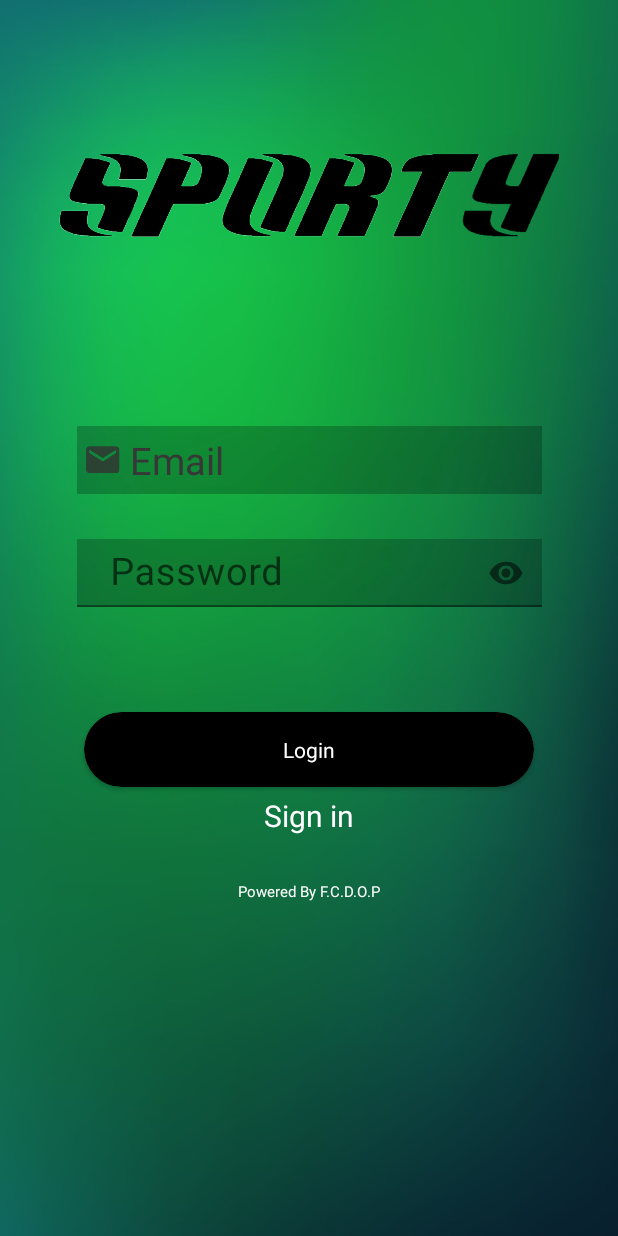
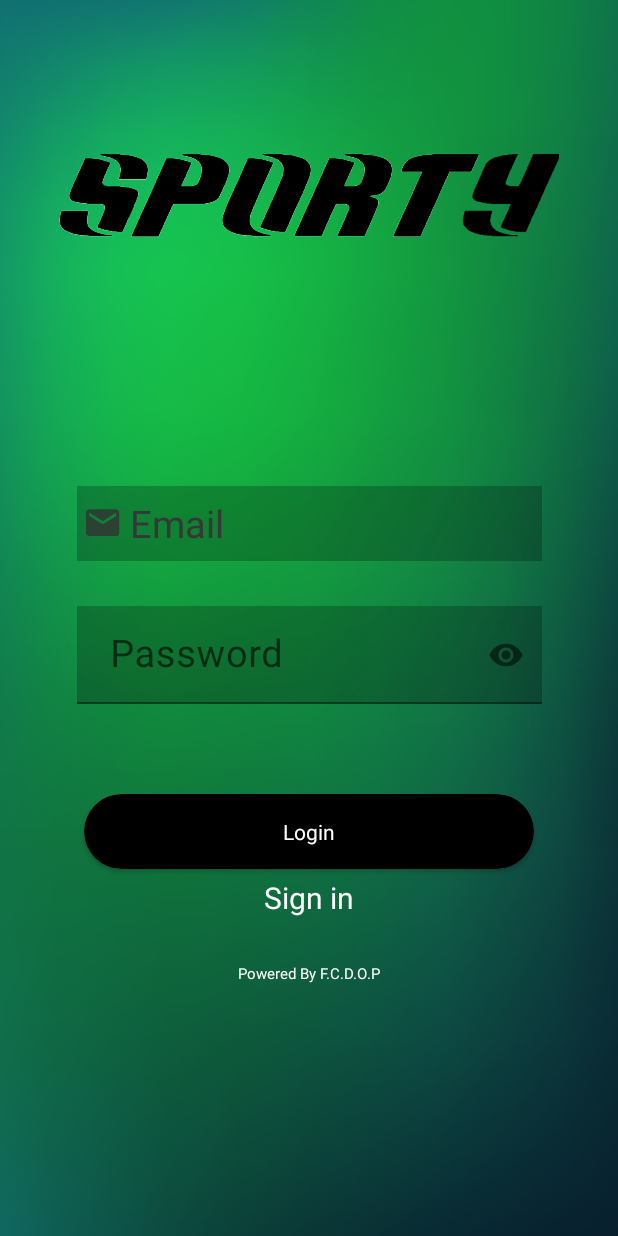
Before and after one commit to pippetto17/APP, an Android app: the screen it shows after launch (FirstPageActivity), on a phone screen of 412 x 824 dp. Run offline under Robolectric (Android 15) with nearby library versions, the phone set to English and light mode, and no system bars.

Commit message:
Changed Status Bar to Similar Background Color  - changed lil things of "first_page"

```diff
--- a/APP/app/src/main/java/com/example/app/FirstPageActivity.java
+++ b/APP/app/src/main/java/com/example/app/FirstPageActivity.java
@@ -15,5 +15,6 @@ public class FirstPageActivity extends AppCompatActivity{
     protected void onCreate(Bundle savedInstanceState) {
         super.onCreate(savedInstanceState);
         setContentView(R.layout.first_page);
+
     }
 }
--- a/APP/app/src/main/res/layout/first_page.xml
+++ b/APP/app/src/main/res/layout/first_page.xml
@@ -20,8 +20,8 @@
     <EditText
         android:id="@+id/mail"
         android:layout_width="310dp"
-        android:layout_height="45dp"
-        android:layout_marginTop="30dp"
+        android:layout_height="50dp"
+        android:layout_marginTop="70dp"
         android:background="#3B000000"
         android:drawableLeft="@drawable/email_image"
         android:ems="10"
@@ -49,12 +49,11 @@
         <EditText
             android:id="@+id/password"
             android:layout_width="310dp"
-            android:layout_height="45dp"
+            android:layout_height="65dp"
             android:background="#3B000000"
-            android:ems="10"
+            android:fitsSystemWindows="true"
             android:hint=" Password"
             android:inputType="textPassword"
-            android:textColorHint="@color/black"
             android:textSize="25dp" />
     </com.google.android.material.textfield.TextInputLayout>
 
@@ -62,7 +61,7 @@
         android:id="@+id/login_button"
         android:layout_width="300dp"
         android:layout_height="50dp"
-        android:layout_marginTop="70dp"
+        android:layout_marginTop="60dp"
         app:cardBackgroundColor="@color/black"
         app:cardCornerRadius="25dp"
         app:layout_constraintEnd_toEndOf="parent"
--- a/APP/app/src/main/res/values-night/themes.xml
+++ b/APP/app/src/main/res/values-night/themes.xml
@@ -3,7 +3,7 @@
     <style name="Theme.APP" parent="Theme.MaterialComponents.DayNight.DarkActionBar">
         <!-- Primary brand color. -->
         <item name="colorPrimary">@color/purple_200</item>
-        <item name="colorPrimaryVariant">@color/purple_700</item>
+        <item name="colorPrimaryVariant">@color/green_500</item>
         <item name="colorOnPrimary">@color/black</item>
         <!-- Secondary brand color. -->
         <item name="colorSecondary">@color/teal_200</item>
--- a/APP/app/src/main/res/values/colors.xml
+++ b/APP/app/src/main/res/values/colors.xml
@@ -1,7 +1,7 @@
 <?xml version="1.0" encoding="utf-8"?>
 <resources>
     <color name="purple_200">#FFBB86FC</color>
-    <color name="purple_500">#FF6200EE</color>
+    <color name="green_500">#D70F7C45</color>
     <color name="purple_700">#FF3700B3</color>
     <color name="teal_200">#FF03DAC5</color>
     <color name="teal_700">#FF018786</color>
--- a/APP/app/src/main/res/values/themes.xml
+++ b/APP/app/src/main/res/values/themes.xml
@@ -2,7 +2,7 @@
     <!-- Base application theme. -->
     <style name="Theme.APP" parent="Theme.MaterialComponents.DayNight.NoActionBar">
         <!-- Primary brand color. -->
-        <item name="colorPrimary">@color/purple_500</item>
+        <item name="colorPrimary">@color/green_500</item>
         <item name="colorPrimaryVariant">@color/purple_700</item>
         <item name="colorOnPrimary">@color/white</item>
         <!-- Secondary brand color. -->
@@ -10,7 +10,7 @@
         <item name="colorSecondaryVariant">@color/teal_700</item>
         <item name="colorOnSecondary">@color/black</item>
         <!-- Status bar color. -->
-        <item name="android:statusBarColor" tools:targetApi="l">?attr/colorPrimaryVariant</item>
+        <item name="android:statusBarColor" tools:targetApi="l">?attr/colorPrimary</item>
         <!-- Customize your theme here. -->
     </style>
 </resources>
```
Also changed, not shown: APP/app/src/main/res/drawable/bobobo.png (added).
